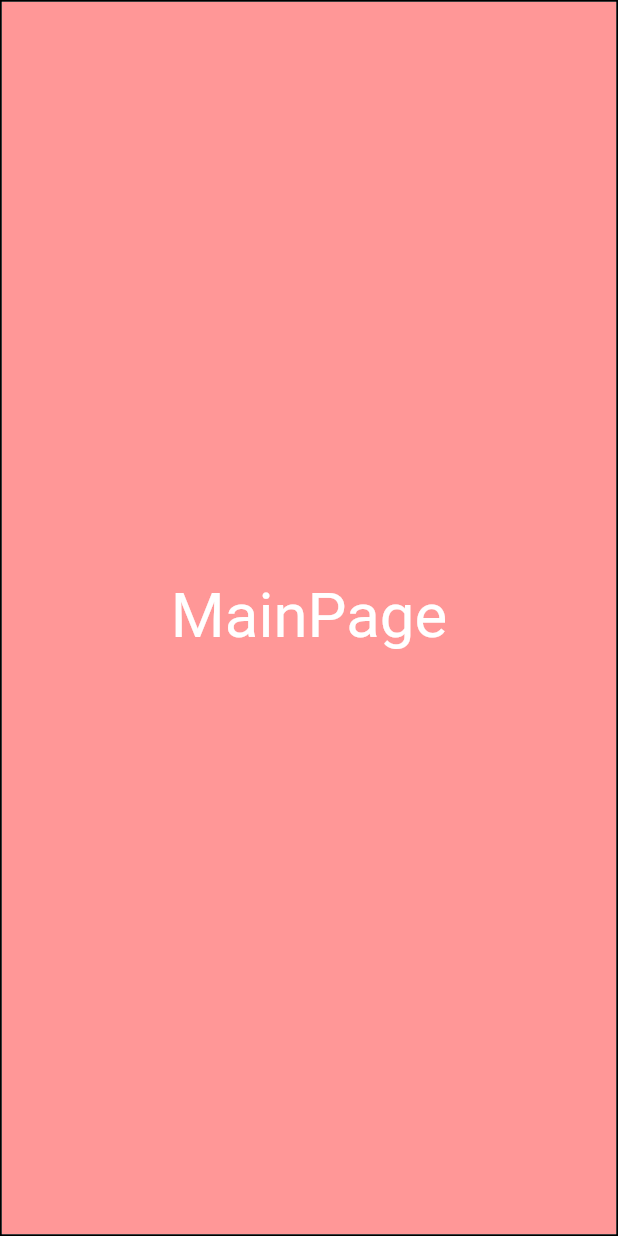
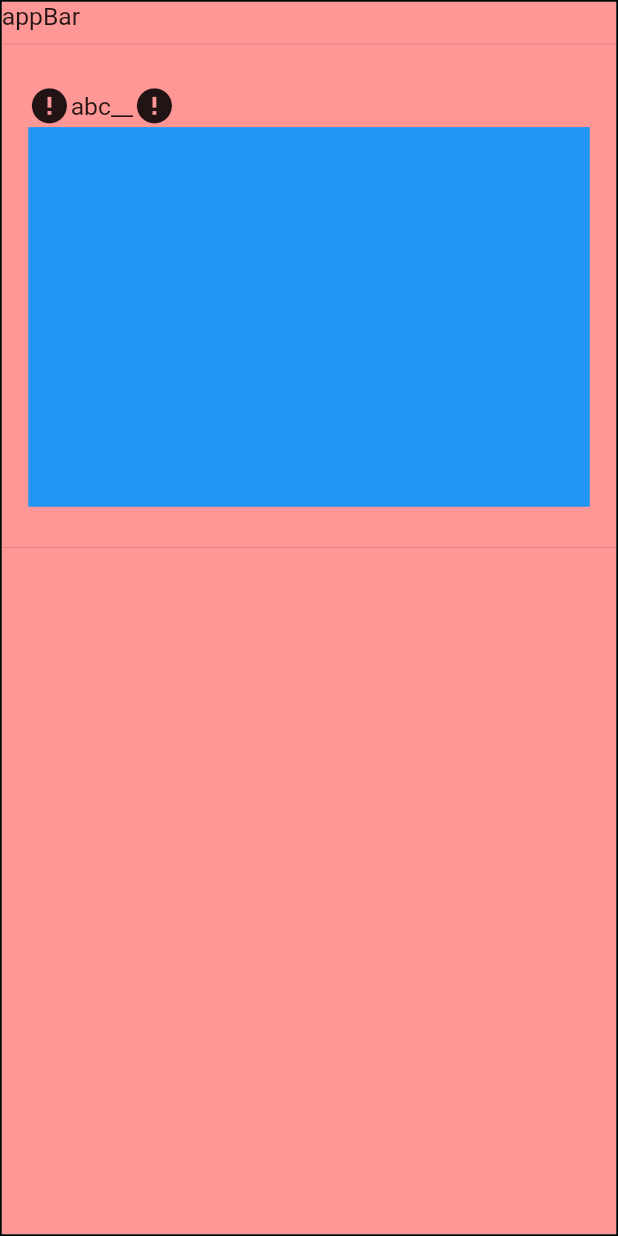
Before and after one commit to dev-tryit/insta_crawller_flutter, a Flutter app: the MainPage screen opened directly, on a phone screen of 412 x 824 dp. Run offline on Flutter 3.47's test engine with Material 2 defaults, Android fonts, the phone set to English and light mode, and no system bars; our stand-ins replace animate_do, cloud_firestore, email_validator, firebase_auth, firebase_core, flutter_easyloading and 9 more; missing offline and left inert: firedart, logger_flutter, puppeteer, unsplash_client, window_manager; accounts and stored records are empty; Roboto replaces fonts that are missing (Coiny).

Commit message:
MainPage.dart 틀 잡기 완료

```diff
--- a/_code/lib/page/main/MainPage.dart
+++ b/_code/lib/page/main/MainPage.dart
@@ -1,6 +1,5 @@
 import 'package:flutter/material.dart';
 import 'package:insta_crawller_flutter/_common/abstract/KDHState.dart';
-import 'package:insta_crawller_flutter/util/MyFonts.dart';
 import 'package:insta_crawller_flutter/util/MyTheme.dart';
 
 class MainPage extends StatefulWidget {
@@ -19,22 +18,65 @@ class _MainPageState extends KDHState<MainPage> {
 
   @override
   Future<void> mustRebuild() async {
-    toBuild = () => Scaffold(
-            body: Container(
-          width: 350,
+    toBuild = () {
+      return Scaffold(
+        body: Container(
           color: MyTheme.mainColor,
           alignment: Alignment.center,
-          child: Text(
-            "MainPage",
-            textAlign: TextAlign.center,
-            style: MyFonts.coiny(
-              fontSize: 35,
-              height: 1.1,
-              color: MyTheme.subColor,
-            ),
+          child: Column(
+            children: [
+              appBar(),
+              Divider(),
+              Expanded(child: scrollView()),
+            ],
           ),
-        ));
-
+        ),
+      );
+    };
     rebuild();
   }
+
+  Widget appBar() {
+    return Row(
+      children: [
+        Text("appBar"),
+      ],
+    );
+  }
+
+  Widget scrollView() {
+    return SingleChildScrollView(
+      child: Column(
+        children: [
+          instaCardGroup(),
+        ],
+      ),
+    );
+  }
+
+  Widget instaCardGroup() {
+    return Column(
+      children: [
+        Container(
+          padding: EdgeInsets.all(15),
+          child: Column(
+            children: [
+              Row(
+                children: [
+                  Icon(Icons.error),
+                  Text("abc__"),
+                  Icon(Icons.error),
+                ],
+              ),
+              Container(
+                height: 215,
+                color: Colors.blue,
+              ),
+            ],
+          ),
+        ),
+        Divider(),
+      ],
+    );
+  }
 }
```
